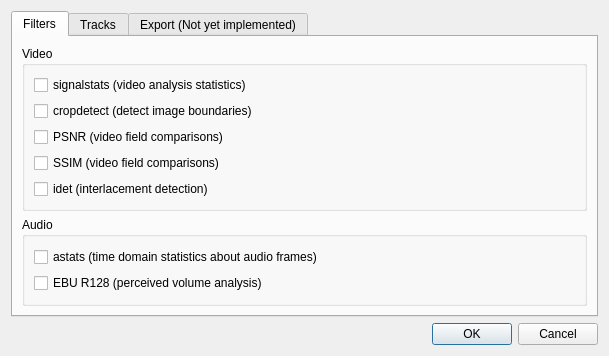
The window that Source/GUI/preferences.ui (bavc/qctools) describes before a commit, drawn with Qt 5.
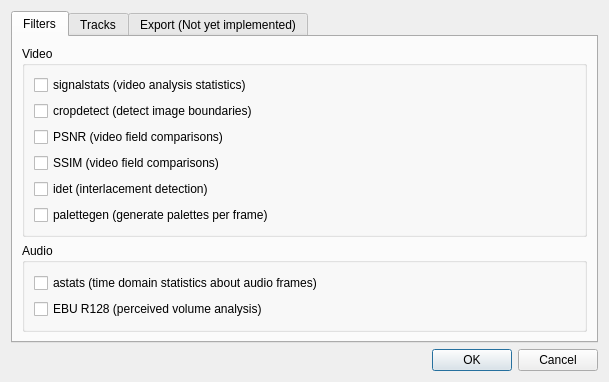
The same window after the commit.

Commit message:
attempt at using color_quant_ratio from palettegen
does not work as the output of palettegen drops frame metadata

Diff of the .ui file:
```diff
--- a/Source/GUI/preferences.ui
+++ b/Source/GUI/preferences.ui
@@ -69,6 +69,13 @@
                 </property>
                </widget>
               </item>
+              <item>
+               <widget class="QCheckBox" name="Filters_Video_Palettegen">
+                <property name="text">
+                 <string>palettegen (generate palettes per frame)</string>
+                </property>
+               </widget>
+              </item>
              </layout>
             </item>
            </layout>
```
The commit also changes 5 other files.
